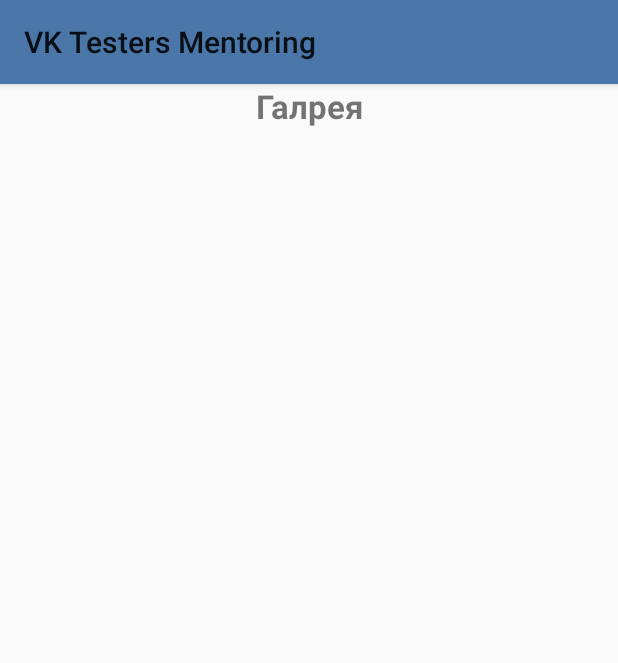
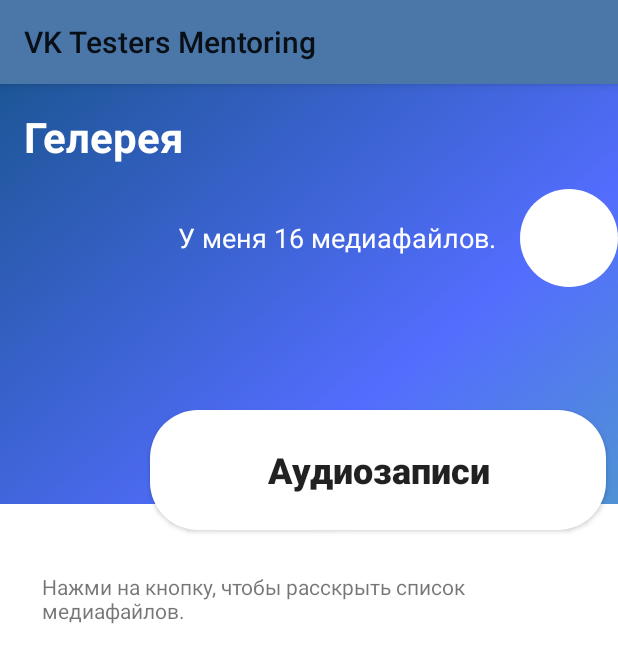
Before and after one commit to d3b8g/VKTestersMentoring, an Android app: the fragment GalleryFragment shown on its own in the app's theme, on a phone screen of 412 x 824 dp. Shown: the top 663 px of the screen. Run offline under Robolectric (Android 15) with nearby library versions, the light colour scheme and no system bars; our stand-ins replace CircleImageView; 1 statement that could not run was skipped.

Commit message:
half-galley

```diff
--- /dev/null
+++ b/app/src/main/java/net/d3b8g/vktestersmentoring/adapters/GalleryAdapter.kt
@@ -0,0 +1,34 @@
+package net.d3b8g.vktestersmentoring.adapters
+
+import android.view.LayoutInflater
+import android.view.View
+import android.view.ViewGroup
+import androidx.recyclerview.widget.RecyclerView
+import net.d3b8g.vktestersmentoring.R
+
+class GalleryAdapter: RecyclerView.Adapter<RecyclerView.ViewHolder>() {
+
+
+
+    override fun onCreateViewHolder(parent: ViewGroup, viewType: Int): RecyclerView.ViewHolder {
+        val layoutInflater = LayoutInflater.from(parent.context)
+        val itemView = layoutInflater.inflate(R.layout.cell_longrid, parent, false)
+        return GalleryAdapterViewHolder(itemView)
+    }
+
+    override fun onBindViewHolder(holder: RecyclerView.ViewHolder, position: Int) {
+        if(holder is GalleryAdapterViewHolder) holder.bind()
+    }
+
+    override fun getItemCount(): Int {
+        return 4
+    }
+
+    class GalleryAdapterViewHolder(itemView: View) : RecyclerView.ViewHolder(itemView) {
+
+
+        fun bind(){
+
+        }
+    }
+}
--- /dev/null
+++ b/app/src/main/java/net/d3b8g/vktestersmentoring/modules/GalleryModule.kt
@@ -0,0 +1,5 @@
+package net.d3b8g.vktestersmentoring.modules
+
+data class GalleryModule (
+    var fileName:String
+)
--- a/app/src/main/java/net/d3b8g/vktestersmentoring/ui/gallery/GalleryFragment.kt
+++ b/app/src/main/java/net/d3b8g/vktestersmentoring/ui/gallery/GalleryFragment.kt
@@ -4,16 +4,38 @@ import android.os.Bundle
 import android.view.LayoutInflater
 import android.view.View
 import android.view.ViewGroup
+import android.widget.Button
+import android.widget.TextView
 import androidx.fragment.app.Fragment
+import androidx.recyclerview.widget.LinearLayoutManager
+import androidx.recyclerview.widget.RecyclerView
+import de.hdodenhof.circleimageview.CircleImageView
 import net.d3b8g.vktestersmentoring.R
+import net.d3b8g.vktestersmentoring.adapters.GalleryAdapter
 
 class GalleryFragment : Fragment() {
 
+    lateinit var userImg:CircleImageView
+    lateinit var userData:TextView
+    lateinit var audio:Button
+    lateinit var plug:Button
+    lateinit var rcv:RecyclerView
 
+    lateinit var adapter: GalleryAdapter
 
     override fun onCreateView(inflater: LayoutInflater, container: ViewGroup?, savedInstanceState: Bundle?): View? {
+        val root = inflater.inflate(R.layout.fragment_slideshow, container, false)
 
-        val root = inflater.inflate(R.layout.fragment_slideshow, container, false)
+        userImg = root.findViewById(R.id.user_img_gallery)
+        userData = root.findViewById(R.id.gallery_count)
+        audio = root.findViewById(R.id.open_gallery_dicto)
+        plug = root.findViewById(R.id.gallery_plug)
+        rcv = root.findViewById(R.id.rcv_gallery)
+
+        adapter = GalleryAdapter()
+        rcv.adapter = adapter
+        rcv.layoutManager = LinearLayoutManager(inflater.context, RecyclerView.HORIZONTAL,false)
+        rcv.setHasFixedSize(true)
 
         return root
     }
--- /dev/null
+++ b/app/src/main/res/drawable/btn_shape.xml
@@ -0,0 +1,13 @@
+<?xml version="1.0" encoding="utf-8"?>
+<selector
+    xmlns:android="http://schemas.android.com/apk/res/android">
+    <item>
+        <shape>
+            <solid android:color="@android:color/white"/>
+            <corners android:bottomRightRadius="32dp"
+                android:bottomLeftRadius="32dp"
+                android:topLeftRadius="32dp"
+                android:topRightRadius="32dp"/>
+        </shape>
+    </item>
+</selector>
--- /dev/null
+++ b/app/src/main/res/drawable/custom_background_gallery.xml
@@ -0,0 +1,19 @@
+<?xml version="1.0" encoding="utf-8"?>
+<layer-list xmlns:android="http://schemas.android.com/apk/res/android">
+    <item android:bottom="280dp">
+        <shape android:shape="rectangle">
+            <gradient
+                android:angle="135"
+                android:centerColor="@color/colorAccent"
+                android:endColor="@color/colorPrimaryDark"
+                android:startColor="#4DB6AC"
+                android:type="linear" />
+
+        </shape>
+    </item>
+    <item android:top="280dp">
+        <shape android:shape="rectangle">
+            <solid android:color="@android:color/white"></solid>
+        </shape>
+    </item>
+</layer-list>
--- a/app/src/main/res/layout/fragment_slideshow.xml
+++ b/app/src/main/res/layout/fragment_slideshow.xml
@@ -3,18 +3,60 @@
     xmlns:app="http://schemas.android.com/apk/res-auto"
     xmlns:tools="http://schemas.android.com/tools"
     android:layout_width="match_parent"
+    android:background="@drawable/custom_background_gallery"
     android:layout_height="match_parent"
     tools:context=".ui.gallery.GalleryFragment"
     android:orientation="vertical">
 
     <TextView
-        android:gravity="center"
+        android:layout_margin="16dp"
         android:textStyle="bold"
-        android:textSize="22sp"
-        android:text="Галрея"
+        android:textSize="28sp"
+        android:textColor="#FFFFFF"
+        android:text="@string/menu_gallery"
+        android:layout_width="wrap_content"
+        android:layout_height="wrap_content"/>
+    <LinearLayout
+        android:gravity="right"
+        android:layout_width="match_parent"
+        android:layout_height="wrap_content">
+        <TextView
+            android:id="@+id/gallery_count"
+            android:textSize="18sp"
+            android:textColor="@android:color/white"
+            android:layout_marginEnd="16dp"
+            android:text="У меня 16 медиафайлов."
+            android:gravity="center"
+            android:layout_width="wrap_content"
+            android:layout_height="match_parent"/>
+        <de.hdodenhof.circleimageview.CircleImageView
+            android:src="@android:color/white"
+            android:id="@+id/user_img_gallery"
+            android:layout_width="65dp"
+            android:layout_height="65dp"/>
+    </LinearLayout>
+    <Button
+        android:layout_marginTop="82dp"
+        android:textAllCaps="false"
+        android:textStyle="bold"
+        android:textSize="24sp"
+        android:text="Аудиозаписи"
+        android:background="@drawable/btn_shape"
+        android:id="@+id/open_gallery_dicto"
+        android:layout_marginStart="100dp"
+        android:layout_marginEnd="8dp"
+        android:layout_width="match_parent"
+        android:layout_height="80dp"/>
+    <androidx.recyclerview.widget.RecyclerView
+        android:visibility="gone"
+        android:id="@+id/rcv_gallery"
         android:layout_width="match_parent"
         android:layout_height="wrap_content"/>
-    <androidx.recyclerview.widget.RecyclerView
-        android:layout_width="match_parent"
-        android:layout_height="60dp"/>
+    <TextView
+        android:id="@+id/gallery_plug"
+        android:layout_margin="28dp"
+        android:text="Нажми на кнопку, чтобы расскрыть список медиафайлов."
+        android:layout_gravity="center"
+        android:layout_width="wrap_content"
+        android:layout_height="wrap_content"/>
 </LinearLayout>
```
